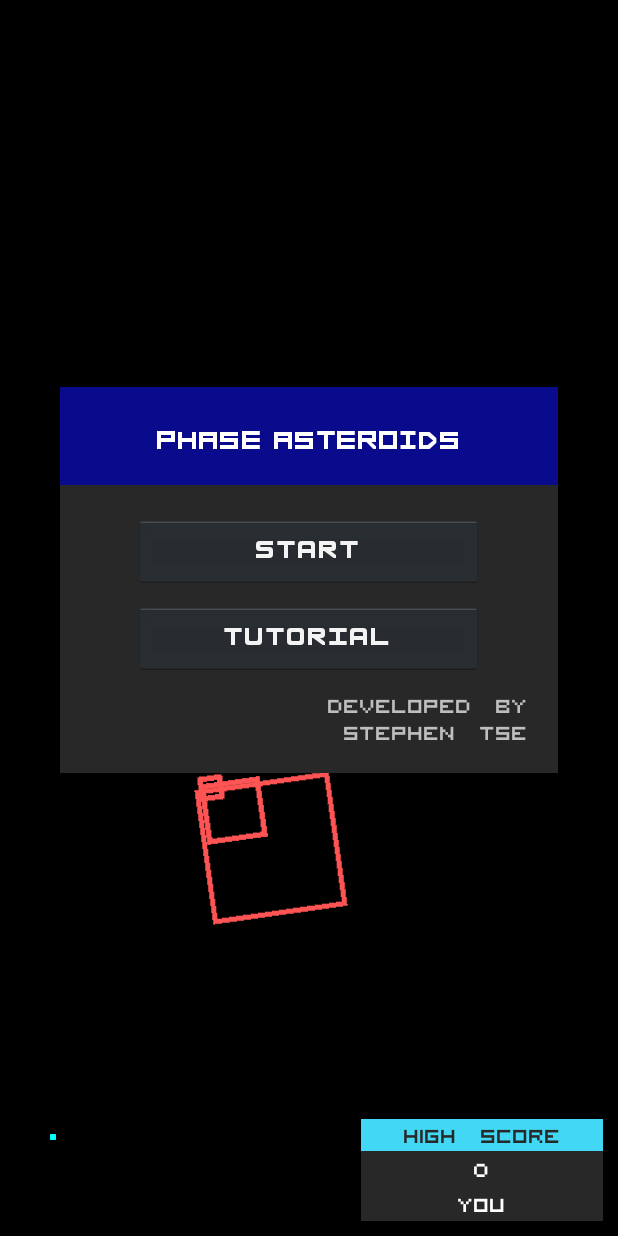
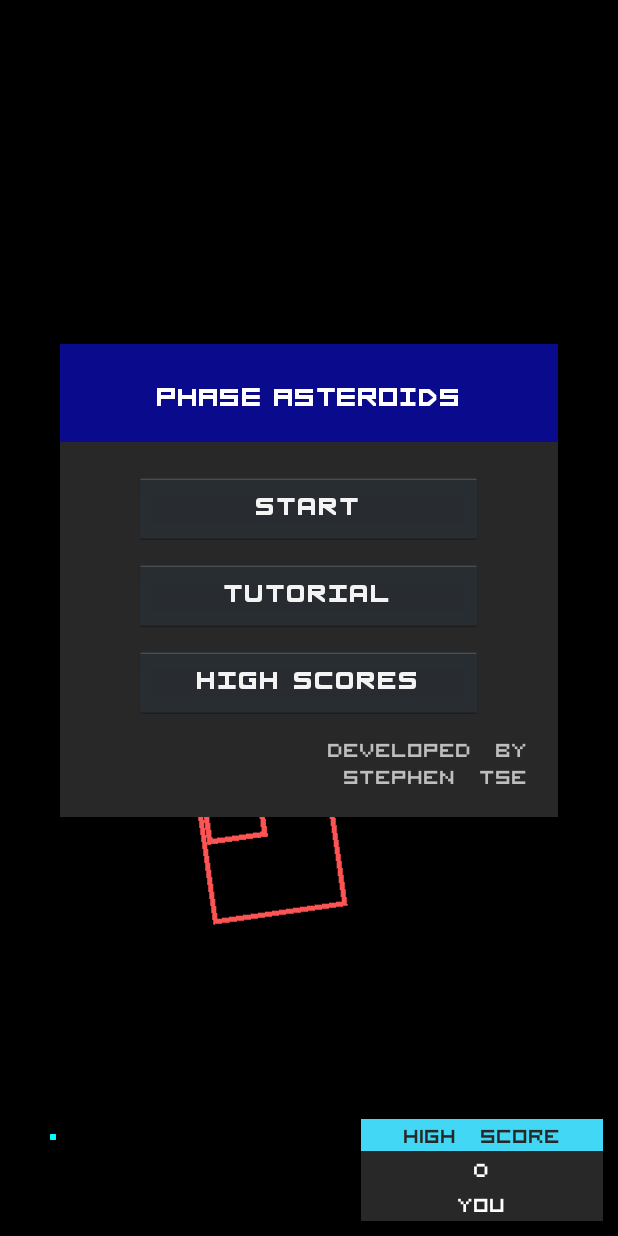
Before and after one commit to sktse/asteroids, an Android app: the screen it shows after launch (MainActivity), on a phone screen of 412 x 824 dp. Run offline under Robolectric (Android 15) with nearby library versions, the phone set to English and light mode, and no system bars; libraries missing offline, so code that uses them is left out: com.crashlytics.android, io.fabric.sdk.

Commit message:
Adding the ability to get the top 10 high scores from the server

```diff
--- a/app/src/main/java/com/stephentse/asteroids/AsteroidsApplication.java
+++ b/app/src/main/java/com/stephentse/asteroids/AsteroidsApplication.java
@@ -25,7 +25,7 @@ public class AsteroidsApplication extends Application {
         super.onCreate();
 
         String crashlyticsKey = CrashlyticsWrapper.getKey(getPackageManager(), getPackageName());
-        if (crashlyticsKey != null && !crashlyticsKey.isEmpty()) {
+        if (crashlyticsKey != null && !crashlyticsKey.isEmpty() && !BuildConfig.DEBUG) {
             //if we have a crashlytics key, then initialize it
             //when Crashlytics starts, it will log an informational under the 'Fabric' key
             Fabric.with(this, new Crashlytics());
--- a/app/src/main/java/com/stephentse/asteroids/MainActivity.java
+++ b/app/src/main/java/com/stephentse/asteroids/MainActivity.java
@@ -1,26 +1,31 @@
 package com.stephentse.asteroids;
 
-import android.app.Activity;
 import android.content.Intent;
 import android.graphics.Point;
 import android.graphics.Rect;
 import android.graphics.Typeface;
 import android.os.Bundle;
 import android.os.Handler;
+import android.support.v4.app.FragmentActivity;
 import android.view.Display;
 import android.view.View;
 import android.widget.Button;
 import android.widget.TextView;
 
 import com.stephentse.asteroids.gui.GameBoard;
+import com.stephentse.asteroids.gui.HighScoresDialogFragment;
 import com.stephentse.asteroids.model.SpriteFactory;
 import com.stephentse.asteroids.model.commands.CreateAsteroidCommand;
 import com.stephentse.asteroids.system.Settings;
 import com.stephentse.asteroids.system.SettingsWrapper;
 import com.stephentse.asteroids.util.TypefaceFactory;
 
-public class MainActivity extends Activity {
+public class MainActivity extends FragmentActivity {
+    private static final String HIGH_SCORE_FRAGMENT_NAME = "HIGH_SCORE_FRAGMENT_NAME";
+
     private Handler _frame = new Handler();
+
+    private HighScoresDialogFragment _highScoreDialog;
 
     //Divide the frame by 1000 to calculate how many times per second the screen will update.
     private static final int FRAME_RATE = 20; //50 frames per second
@@ -28,6 +33,8 @@ public class MainActivity extends Activity {
     @Override
     public void onCreate(Bundle savedInstanceState) {
         super.onCreate(savedInstanceState);
+
+
         setContentView(R.layout.activity_main);
 
         Typeface forcedSquareTypeface = TypefaceFactory.getTypeFace(TypefaceFactory.TypefaceName.FORCED_SQUARE, getAssets());
@@ -54,6 +61,25 @@ public class MainActivity extends Activity {
             public void onClick(View v) {
                 Intent intent = new Intent(MainActivity.this, TutorialActivity.class);
                 startActivity(intent);
+            }
+        });
+
+        Button scoreButton = (Button)findViewById(R.id.buttonScore);
+        scoreButton.setTypeface(basicTypeface);
+        scoreButton.setOnClickListener(new View.OnClickListener() {
+            @Override
+            public void onClick(View v) {
+                _frame.removeCallbacks(frameUpdate);
+
+                _highScoreDialog = new HighScoresDialogFragment();
+                _highScoreDialog.setOnDismissListener(new HighScoresDialogFragment.OnDismissListener() {
+                    @Override
+                    public void onDismiss() {
+                        _frame.postDelayed(frameUpdate, FRAME_RATE);
+                    }
+                });
+                _highScoreDialog.show(getFragmentManager(), HIGH_SCORE_FRAGMENT_NAME);
+
             }
         });
 
@@ -110,8 +136,10 @@ public class MainActivity extends Activity {
         TextView nameTextView = (TextView)findViewById(R.id.textViewName);
         nameTextView.setText(name);
 
-        _frame.removeCallbacks(frameUpdate);
-        _frame.postDelayed(frameUpdate, FRAME_RATE);
+        if (!isHighScoreDialogVisible()) {
+            _frame.removeCallbacks(frameUpdate);
+            _frame.postDelayed(frameUpdate, FRAME_RATE);
+        }
     }
 
     @Override
@@ -129,6 +157,10 @@ public class MainActivity extends Activity {
         return size;
     }
 
+    private boolean isHighScoreDialogVisible() {
+        return _highScoreDialog != null && _highScoreDialog.getDialog() != null && _highScoreDialog.getDialog().isShowing();
+    }
+
     private Runnable frameUpdate = new Runnable() {
         @Override
         public synchronized void run() {
@@ -138,7 +170,9 @@ public class MainActivity extends Activity {
             gameBoard.tick();
             gameBoard.invalidate();
 
-            _frame.postDelayed(frameUpdate, FRAME_RATE);
+            if (!isHighScoreDialogVisible()) {
+                _frame.postDelayed(frameUpdate, FRAME_RATE);
+            }
         }
     };
 }
--- a/app/src/main/java/com/stephentse/asteroids/gui/GameOverDialogFragment.java
+++ b/app/src/main/java/com/stephentse/asteroids/gui/GameOverDialogFragment.java
@@ -8,7 +8,6 @@ import android.graphics.Typeface;
 import android.os.Bundle;
 import android.text.Editable;
 import android.text.TextWatcher;
-import android.view.KeyEvent;
 import android.view.LayoutInflater;
 import android.view.View;
 import android.widget.Button;
--- a/app/src/main/res/layout/activity_main.xml
+++ b/app/src/main/res/layout/activity_main.xml
@@ -64,6 +64,14 @@
                         android:text="Tutorial"
                         android:id="@+id/buttonHelp"
                         android:layout_below="@+id/buttonStart"
+                        android:layout_marginTop="10dp" />
+
+                    <Button
+                        android:layout_width="match_parent"
+                        android:layout_height="wrap_content"
+                        android:text="High Scores"
+                        android:id="@+id/buttonScore"
+                        android:layout_below="@+id/buttonHelp"
                         android:layout_marginTop="10dp" />
 
                 </RelativeLayout>
--- a/app/src/main/res/values/colors.xml
+++ b/app/src/main/res/values/colors.xml
@@ -8,6 +8,7 @@
     <color name="light_blue">#ff42d7f4</color>
     <color name="darkest_gray">#ff282828</color>
     <color name="bright_green">#ff0fff00</color>
+    <color name="purple">#ff7c31ad</color>
     <color name="tutorial_line">#ffffea00</color>
 
 </resources>
--- a/app/src/main/res/values/integer.xml
+++ b/app/src/main/res/values/integer.xml
@@ -1,4 +1,6 @@
 <?xml version="1.0" encoding="utf-8"?>
 <resources>
-    <integer name="name_max_length">7</integer>
+    <integer name="high_score_side_row_margins">30</integer>
+    <integer name="high_score_top_row_margins">5</integer>
+    <integer name="number_of_high_scores">10</integer>
 </resources>
```
Also changed, not shown: app/src/main/java/com/stephentse/asteroids/gui/HighScoresDialogFragment.java (added, +186 -0 lines), app/src/main/res/layout/dialog_high_scores.xml (added, +63 -0 lines).
